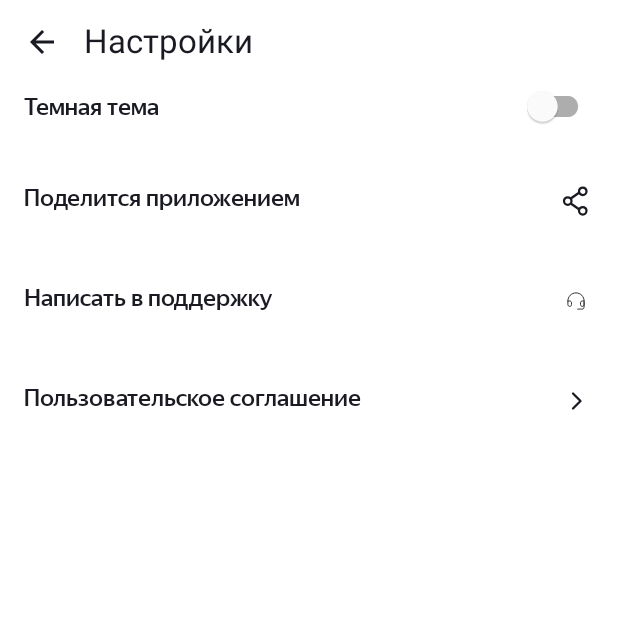
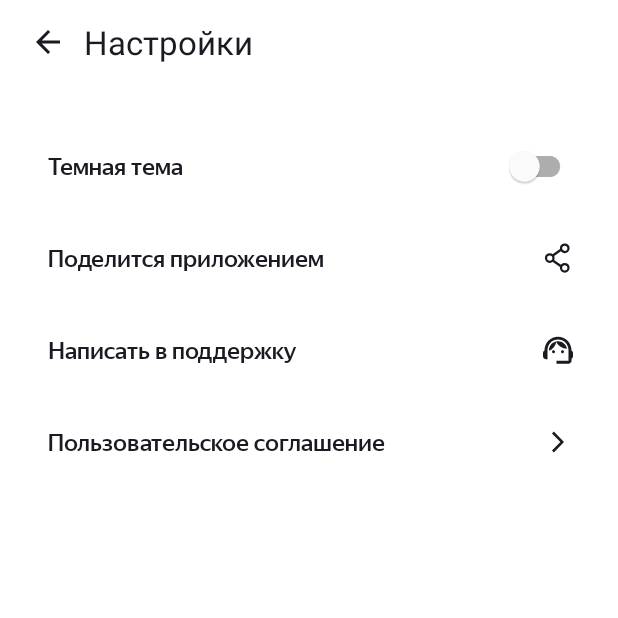
Before and after one commit to PaladinLeonid/PlaylistMaker1, an Android app: the SettingsActivity screen opened directly, with no data from a screen before it, on a phone screen of 412 x 824 dp, the top half of it. Run offline under Robolectric (Android 15) with nearby library versions, the phone set to English and light mode, and no system bars.

Commit message:
Sprint 12 project

```diff
--- a/app/src/main/java/com/example/playlistmaker1/MainActivity.kt
+++ b/app/src/main/java/com/example/playlistmaker1/MainActivity.kt
@@ -1,13 +1,12 @@
 package com.example.playlistmaker1
 
 import android.content.Intent
-import android.content.SharedPreferences
 import android.os.Bundle
 import android.widget.Button
 import androidx.appcompat.app.AppCompatActivity
 
 class MainActivity : AppCompatActivity() {
-    private lateinit var sharedPreferences: SharedPreferences
+
     override fun onCreate(savedInstanceState: Bundle?) {
         super.onCreate(savedInstanceState)
         setContentView(R.layout.activity_main)
--- /dev/null
+++ b/app/src/main/res/drawable/acception.xml
@@ -0,0 +1,9 @@
+<vector xmlns:android="http://schemas.android.com/apk/res/android"
+    android:width="24dp"
+    android:height="24dp"
+    android:viewportWidth="24"
+    android:viewportHeight="24">
+  <path
+      android:pathData="M8,17.749L9.213,19L16,12L9.213,5L8,6.252L13.573,12L8,17.749Z"
+      android:fillColor="@color/settings_text_color"/>
+</vector>
--- a/app/src/main/res/drawable/shareit_foreground.xml
+++ /dev/null
@@ -1,13 +0,0 @@
-<vector xmlns:android="http://schemas.android.com/apk/res/android"
-    android:width="24dp"
-    android:height="24dp"
-    android:viewportWidth="24"
-    android:viewportHeight="24">
-  <path
-      android:pathData="M10,7L15,12L10,17"
-      android:strokeLineJoin="round"
-      android:strokeWidth="1.5"
-      android:fillColor="#00000000"
-      android:strokeColor="@color/settings_text_color"
-      android:strokeLineCap="round"/>
-</vector>
--- /dev/null
+++ b/app/src/main/res/drawable/support.xml
@@ -0,0 +1,18 @@
+<vector xmlns:android="http://schemas.android.com/apk/res/android"
+    android:width="24dp"
+    android:height="24dp"
+    android:viewportWidth="24"
+    android:viewportHeight="24">
+  <path
+      android:pathData="M21,12.32C21,6.83 16.74,3.1 12,3.1C7.31,3.1 3,6.75 3,12.38C2.4,12.72 2,13.36 2,14.1V16.1C2,17.2 2.9,18.1 4,18.1H5V12C5,8.13 8.13,5 12,5C15.87,5 19,8.13 19,12V19.1H11V21.1H19C20.1,21.1 21,20.2 21,19.1V17.88C21.59,17.57 22,16.96 22,16.24V13.94C22,13.24 21.59,12.63 21,12.32Z"
+      android:fillColor="@color/settings_text_color"/>
+  <path
+      android:pathData="M9,14.1C9.552,14.1 10,13.652 10,13.1C10,12.548 9.552,12.1 9,12.1C8.448,12.1 8,12.548 8,13.1C8,13.652 8.448,14.1 9,14.1Z"
+      android:fillColor="@color/settings_text_color"/>
+  <path
+      android:pathData="M15,14.1C15.552,14.1 16,13.652 16,13.1C16,12.548 15.552,12.1 15,12.1C14.448,12.1 14,12.548 14,13.1C14,13.652 14.448,14.1 15,14.1Z"
+      android:fillColor="@color/settings_text_color"/>
+  <path
+      android:pathData="M18,11.13C17.52,8.28 15.04,6.1 12.05,6.1C9.02,6.1 5.76,8.61 6.02,12.55C8.49,11.54 10.35,9.34 10.88,6.66C12.19,9.29 14.88,11.1 18,11.13Z"
+      android:fillColor="@color/settings_text_color"/>
+</vector>
--- a/app/src/main/res/drawable/supportico_foreground.xml
+++ /dev/null
@@ -1,25 +0,0 @@
-<vector xmlns:android="http://schemas.android.com/apk/res/android"
-    android:width="24dp"
-    android:height="24dp"
-    android:viewportWidth="24"
-    android:viewportHeight="24">
-  <group android:scaleX="0.6"
-      android:scaleY="0.6"
-      android:translateX="4.8"
-      android:translateY="4.8">
-    <path
-        android:pathData="M21,12L19,12C17.895,12 17,12.895 17,14L17,16C17,17.105 17.895,18 19,18L19,18C20.105,18 21,17.105 21,16L21,12C21,7.029 16.971,3 12,3C7.029,3 3,7.029 3,12L3,16C3,17.105 3.895,18 5,18L5,18C6.105,18 7,17.105 7,16L7,14C7,12.895 6.105,12 5,12L3,12"
-        android:strokeLineJoin="miter"
-        android:strokeWidth="1"
-        android:fillColor="#00000000"
-        android:strokeColor="@color/settings_text_color"
-        android:strokeLineCap="square"/>
-    <path
-        android:pathData="M21,14L21,18C21,20 20.333,21 19,21C17.667,21 16,21 14,21"
-        android:strokeLineJoin="miter"
-        android:strokeWidth="1"
-        android:fillColor="#00000000"
-        android:strokeColor="@color/settings_text_color"
-        android:strokeLineCap="square"/>
-  </group>
-</vector>
--- a/app/src/main/res/layout/activity_settings.xml
+++ b/app/src/main/res/layout/activity_settings.xml
@@ -12,41 +12,44 @@
     android:paddingRight="@dimen/main_padding">
     <LinearLayout
         android:layout_width="match_parent"
-        android:layout_height="wrap_content">
+        android:layout_height="56dp"
+        android:orientation="horizontal"
+        android:padding="4dp">
 
         <ImageView
             android:id="@+id/arrow_back"
             android:layout_width="24dp"
             android:layout_height="24dp"
-            android:layout_marginTop="16dp"
-            android:layout_marginRight="16dp"
+            android:layout_gravity="center_vertical"
+            android:layout_marginEnd="12dp"
             android:src="@drawable/arrow_back_foreground"
             app:tint="@color/settings_text_color" />
 
         <TextView
             android:layout_width="wrap_content"
             android:layout_height="wrap_content"
-            android:layout_marginTop="12dp"
+            android:layout_gravity="center_vertical"
             android:text="@string/settings"
-            android:textColor="@color/settings_text_color"
-            android:textSize="@dimen/title_size" />
+            style="@style/Titles"/>
+
     </LinearLayout>
 
     <com.google.android.material.switchmaterial.SwitchMaterial
         android:id="@+id/themeSwitcher1"
+        android:layout_width="match_parent"
+        android:layout_height="61dp"
+        android:layout_marginTop="24dp"
+        android:layout_gravity="center_vertical"
         style="@style/SettingTextStyle"
-        android:layout_width="match_parent"
-        android:layout_height="wrap_content"
-        android:gravity="center_vertical"
-        android:paddingVertical="20dp"
+        tools:ignore="RtlCompat,TextViewEdits,TouchTargetSizeCheck"
         android:text="@string/Theme"
-        android:textColor="@color/settings_text_color"
-        android:textSize="16sp"
-        android:thumbTintMode="screen" />
 
+        ></com.google.android.material.switchmaterial.SwitchMaterial>
 
     <com.google.android.material.textview.MaterialTextView
         android:id="@+id/settingsShareTxt"
+        android:layout_width="match_parent"
+        android:layout_height="61dp"
         style="@style/SettingTextStyle"
         android:drawableEnd="@drawable/shareico_foreground"
         android:text="@string/shareit" />
@@ -54,14 +57,18 @@
 
     <com.google.android.material.textview.MaterialTextView
         android:id="@+id/supportBtnTxt"
+        android:layout_width="match_parent"
+        android:layout_height="61dp"
         style="@style/SettingTextStyle"
-        android:drawableEnd="@drawable/supportico_foreground"
+        android:drawableEnd="@drawable/support"
         android:text="@string/support" />
 
     <com.google.android.material.textview.MaterialTextView
         android:id="@+id/forwardButtonTxt"
+        android:layout_width="match_parent"
+        android:layout_height="61dp"
         style="@style/SettingTextStyle"
-        android:drawableEnd="@drawable/shareit_foreground"
+        android:drawableEnd="@drawable/acception"
         android:text="@string/useragrement" />
 
 </LinearLayout>
--- a/app/src/main/res/layout/track_view.xml
+++ b/app/src/main/res/layout/track_view.xml
@@ -62,6 +62,6 @@
     <ImageView
         android:layout_width="wrap_content"
         android:layout_height="wrap_content"
-        android:src="@drawable/shareit_foreground"
+        android:src="@drawable/acception"
         app:tint="@color/text_color" />
 </LinearLayout>
--- a/app/src/main/res/mipmap-anydpi-v26/shareit.xml
+++ b/app/src/main/res/mipmap-anydpi-v26/shareit.xml
@@ -1,5 +1,5 @@
 <?xml version="1.0" encoding="utf-8"?>
 <adaptive-icon xmlns:android="http://schemas.android.com/apk/res/android">
-    <background android:drawable="@drawable/shareit_background"/>
-    <foreground android:drawable="@drawable/shareit_foreground"/>
+    <background android:drawable="@drawable/acception"/>
+    <foreground android:drawable="@drawable/acception"/>
 </adaptive-icon>
--- a/app/src/main/res/mipmap-anydpi-v26/shareit_round.xml
+++ b/app/src/main/res/mipmap-anydpi-v26/shareit_round.xml
@@ -1,5 +1,5 @@
 <?xml version="1.0" encoding="utf-8"?>
 <adaptive-icon xmlns:android="http://schemas.android.com/apk/res/android">
-    <background android:drawable="@drawable/shareit_background"/>
-    <foreground android:drawable="@drawable/shareit_foreground"/>
+    <background android:drawable="@drawable/acception"/>
+    <foreground android:drawable="@drawable/acception"/>
 </adaptive-icon>
--- a/app/src/main/res/mipmap-anydpi-v26/supportico.xml
+++ b/app/src/main/res/mipmap-anydpi-v26/supportico.xml
@@ -1,5 +1,5 @@
 <?xml version="1.0" encoding="utf-8"?>
 <adaptive-icon xmlns:android="http://schemas.android.com/apk/res/android">
-    <background android:drawable="@drawable/supportico_background"/>
-    <foreground android:drawable="@drawable/supportico_foreground"/>
+    <background android:drawable="@drawable/acception"/>
+    <foreground android:drawable="@drawable/acception"/>
 </adaptive-icon>
--- a/app/src/main/res/mipmap-anydpi-v26/supportico_round.xml
+++ b/app/src/main/res/mipmap-anydpi-v26/supportico_round.xml
@@ -1,5 +1,5 @@
 <?xml version="1.0" encoding="utf-8"?>
 <adaptive-icon xmlns:android="http://schemas.android.com/apk/res/android">
-    <background android:drawable="@drawable/supportico_background"/>
-    <foreground android:drawable="@drawable/supportico_foreground"/>
+    <background android:drawable="@drawable/acception"/>
+    <foreground android:drawable="@drawable/acception"/>
 </adaptive-icon>
--- a/app/src/main/res/values-night/colors.xml
+++ b/app/src/main/res/values-night/colors.xml
@@ -1,5 +1,5 @@
 <?xml version="1.0" encoding="utf-8"?>
-<resources>
+<resources xmlns:tools="http://schemas.android.com/tools">
     <color name="white">#FFFFFF</color>
     <color name="main_bg">#1A1B22</color>
     <color name="setting_bg">#1A1B22</color>
@@ -17,4 +17,6 @@
     <color name="track_title_color">#FFFFFF</color>
     <color name="update_btn">#FF000000</color>
     <color name="Update_btn_tint">#FFFFFF</color>
+    <color name="switch_thumb_dark" tools:ignore="MissingDefaultResource">#3772E7</color>
+    <color name="switch_track_dark" tools:ignore="MissingDefaultResource">#9FBBF3</color>
 </resources>
--- a/app/src/main/res/values-night/themes.xml
+++ b/app/src/main/res/values-night/themes.xml
@@ -4,5 +4,7 @@
         <item name="colorPrimary">@color/colorPrimaryDark</item>
         <item name="colorPrimaryDark">@color/colorPrimary</item>
         <item name="colorAccent">@color/colorAccent</item>
+        <item name="trackColor">@color/switch_track_dark</item>
+        <item name="thumbColor">@color/switch_thumb_dark</item>
     </style>
 </resources>
--- a/app/src/main/res/values/colors.xml
+++ b/app/src/main/res/values/colors.xml
@@ -19,4 +19,7 @@
     <color name="ic_bg">#AEAFB4</color>
     <color name="update_btn">#FFFFFF</color>
     <color name="Update_btn_tint">#1A1B22</color>
+    <color name="switch_thumb_light">#AEAFB4</color>
+    <color name="switch_track_light">#E6E8EB</color>
+
 </resources>
--- a/app/src/main/res/values/styles.xml
+++ b/app/src/main/res/values/styles.xml
@@ -21,17 +21,37 @@
 </style>
 
     <style name="SettingTextStyle">
-        <item name="android:layout_width">match_parent</item>
-        <item name="android:layout_height">wrap_content</item>
-        <item name="android:layout_gravity">start</item>
+        <item name="android:paddingStart">16dp</item>
+        <item name="android:paddingEnd">12dp</item>
+        <item name="android:background">@android:color/transparent</item>
+        <item name="android:fontFamily">@font/ys_display_medium</item>
+        <item name="android:inputType">textCapWords</item>
+        <item name="android:letterSpacing">0</item>
+        <item name="android:textAlignment">textStart</item>
         <item name="android:textColor">@color/settings_text_color</item>
         <item name="android:textSize">@dimen/setting_text_size</item>
-        <item name="android:fontFamily">@font/ys_display_medium</item>
         <item name="android:textFontWeight">400</item>
         <item name="android:paddingVertical">@dimen/settings_padding</item>
         <item name="android:iconTint">@color/settings_text_color</item>
+        <item name="iconGravity">end</item>
+
     </style>
+    <style name="Titles" >
 
+        <item name="android:textColor">@color/settings_text_color</item>
+        <item name="font">@font/ys_display_medium</item>
+        <item name="android:textFontWeight">600</item>
+
+        <item name="android:textSize">@dimen/title_size</item>
+
+
+
+    </style>
+    <style name="TitlesButton" >
+        <item name="android:iconTint">?attr/colorPrimary</item>
+        <item name="android:backgroundTint">?attr/colorPrimary</item>
+        <item name="android:background">?attr/colorPrimary</item>
+    </style>
     <style name="trackName">
         <item name="android:textFontWeight">400</item>
         <item name="android:textSize">16sp</item>
--- a/app/src/main/res/values/themes.xml
+++ b/app/src/main/res/values/themes.xml
@@ -4,6 +4,8 @@
         <item name="colorPrimary">@color/colorPrimary</item>
         <item name="colorPrimaryDark">@color/colorPrimaryDark</item>
         <item name="colorAccent">@color/colorAccent</item>
+        <item name="trackColor">@color/switch_track_dark</item>
+        <item name="thumbColor">@color/switch_thumb_dark</item>
     </style>
     <style name="Theme.MyApplication2" parent="Base.Theme.MyApplication2" />
 </resources>
```
Also changed, not shown: app/src/main/java/com/example/playlistmaker1/SearchActivity.kt (+155 -142 lines), app/src/main/res/drawable/shareit_background.xml (deleted, +0 -74 lines), app/src/main/res/drawable/supportico_background.xml (deleted, +0 -78 lines), app/src/main/res/layout/activity_search.xml (+46 -30 lines).
